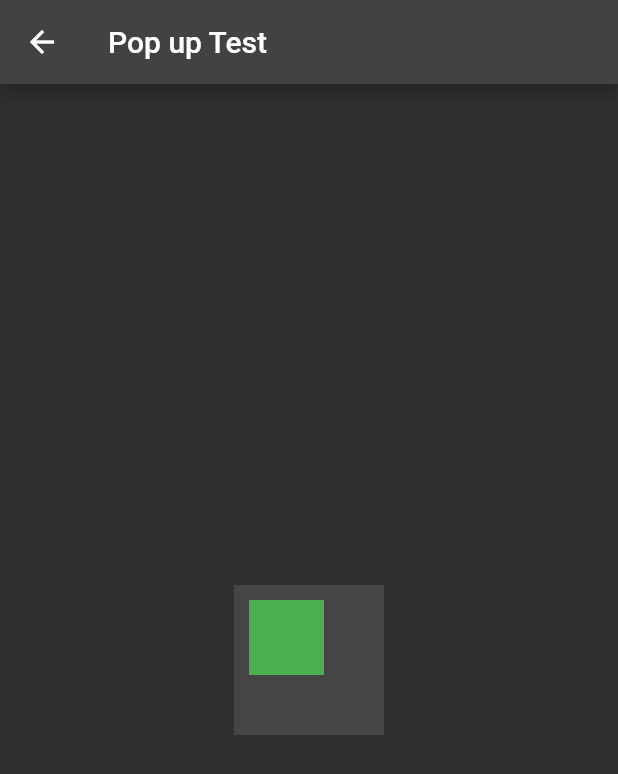
After one commit to vishnuagbly/helpful_components, a Flutter app: the screen it shows after launch, after a tap on "Test Pop up", on a phone screen of 412 x 824 dp. The commit adds this screen. Shown: the top 774 px of the screen. Run offline on Flutter 3.47's test engine with Material 2 defaults, Android fonts, the phone set to English and light mode, and no system bars.

Commit message:
updated pop up complete framework, now can align pop anyway and can also create scoped pop up. Added Pop up example.

```diff
--- a/example/lib/home_page.dart
+++ b/example/lib/home_page.dart
@@ -1,3 +1,4 @@
+import 'package:example/pop_up_screen.dart';
 import 'package:flutter/material.dart';
 import 'package:helpful_components/helpful_components.dart';
 
@@ -36,6 +37,16 @@ class HomePage extends StatelessWidget {
                 },
                 child: const Text('Show BooleanDialog'),
               ),
+              const SizedBox(height: 10),
+              OutlinedButton(
+                onPressed: () {
+                  Navigator.push(
+                    context,
+                    MaterialPageRoute(builder: (_) => const TestScreen()),
+                  );
+                },
+                child: const Text('Test Pop up'),
+              ),
             ],
           ),
         ),
--- /dev/null
+++ b/example/lib/pop_up_screen.dart
@@ -0,0 +1,62 @@
+import 'package:flutter/material.dart';
+import 'package:helpful_components/helpful_components.dart';
+
+class TestScreen extends StatefulWidget {
+  const TestScreen({Key? key}) : super(key: key);
+
+  @override
+  State<TestScreen> createState() => _TestScreenState();
+}
+
+class _TestScreenState extends State<TestScreen> {
+  final GlobalKey key = GlobalKey();
+
+  @override
+  Widget build(BuildContext context) {
+    return Scaffold(
+      appBar: AppBar(
+        title: const Text('Pop up Test'),
+      ),
+      body: Center(
+        child: PopupScope(
+          builder: (context) => Stack(
+            children: [
+              Container(
+                height: 100,
+                width: 100,
+                color: Colors.white10,
+              ),
+              Positioned(
+                top: 10,
+                left: 10,
+                child: InkWell(
+                  onTap: () async {
+                    PopupController.of(context).show(
+                      builder: (context) => Popup(
+                        parentKey: key,
+                        child: InkWell(
+                          onTap: () => PopupController.of(context).remove(),
+                          child: Container(
+                            height: 50,
+                            width: 100,
+                            color: Colors.red,
+                          ),
+                        ),
+                      ),
+                    );
+                  },
+                  child: Container(
+                    key: key,
+                    height: 50,
+                    width: 50,
+                    color: Colors.green,
+                  ),
+                ),
+              )
+            ],
+          ),
+        ),
+      ),
+    );
+  }
+}
--- a/lib/helpful_components.dart
+++ b/lib/helpful_components.dart
@@ -1,5 +1,6 @@
 library helpful_components;
 
+export 'src/Pop_up_scope.dart';
 export 'src/boolean_dialog.dart';
 export 'src/common_alert_dialog.dart';
 export 'src/common_snapshot_responses.dart';
--- /dev/null
+++ b/lib/src/Pop_up_scope.dart
@@ -0,0 +1,67 @@
+import 'package:flutter/material.dart';
+
+class PopupScopeData {
+  PopupScopeData(this.key);
+
+  final GlobalKey<PopupScopeState> key;
+}
+
+class _InheritedPopupScope extends InheritedWidget {
+  final PopupScopeData data;
+
+  const _InheritedPopupScope({required this.data, required Widget child})
+      : super(child: child);
+
+  @override
+  bool updateShouldNotify(covariant _InheritedPopupScope oldWidget) {
+    return oldWidget.data.key != data.key;
+  }
+}
+
+class PopupScope extends StatefulWidget {
+  PopupScope({
+    Key? key,
+    required this.builder,
+  }) : super(key: key ?? GlobalKey<PopupScopeState>());
+
+  final WidgetBuilder builder;
+
+  @override
+  State<PopupScope> createState() => PopupScopeState();
+
+  static PopupScopeData? of(BuildContext context) {
+    return context
+        .dependOnInheritedWidgetOfExactType<_InheritedPopupScope>()
+        ?.data;
+  }
+}
+
+class PopupScopeState extends State<PopupScope> {
+  final Map<String, Widget> popups = {};
+
+  void addPopup(String id, Widget popup) {
+    setState(() {
+      popups[id] = popup;
+    });
+  }
+
+  void removePopup(String id) {
+    setState(() {
+      popups.remove(id);
+    });
+  }
+
+  @override
+  Widget build(BuildContext context) {
+    return _InheritedPopupScope(
+      data: PopupScopeData(widget.key as GlobalKey<PopupScopeState>),
+      child: Builder(
+          builder: (context) => Stack(
+                children: [
+                  widget.builder(context),
+                  ...popups.values,
+                ],
+              )),
+    );
+  }
+}
```
Also changed, not shown: lib/src/custom_pop_up_menu.dart (+144 -91 lines), lib/src/positioned_align.dart (+7 -9 lines), example/pubspec.lock.
